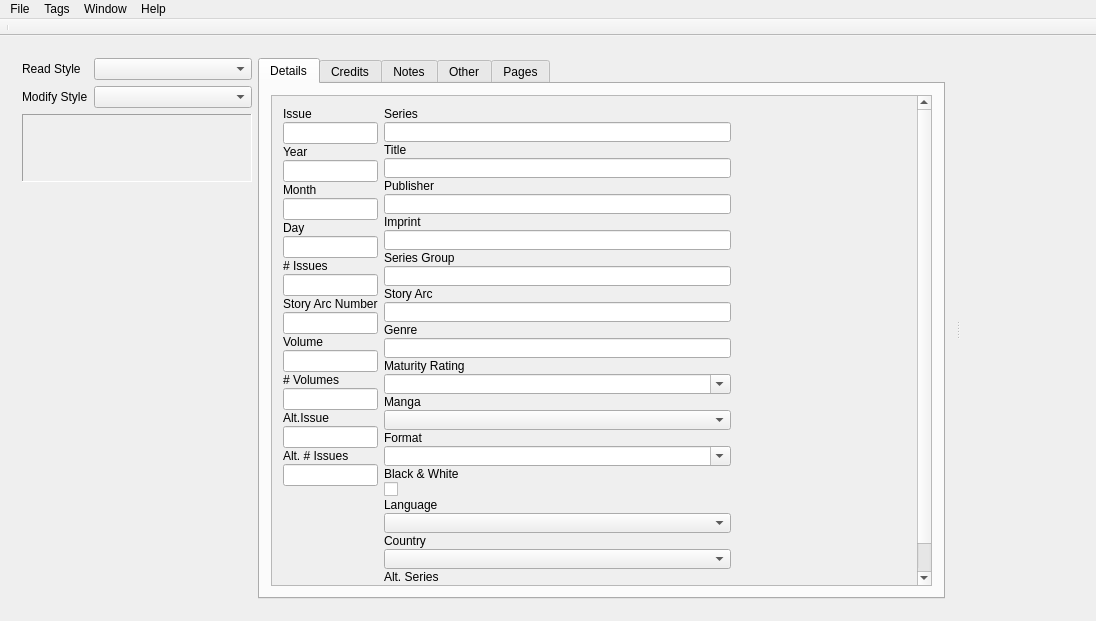
MichaelFitzurka/comictagger, file comictaggerlib/ui/taggerwindow.ui: the form before one commit.
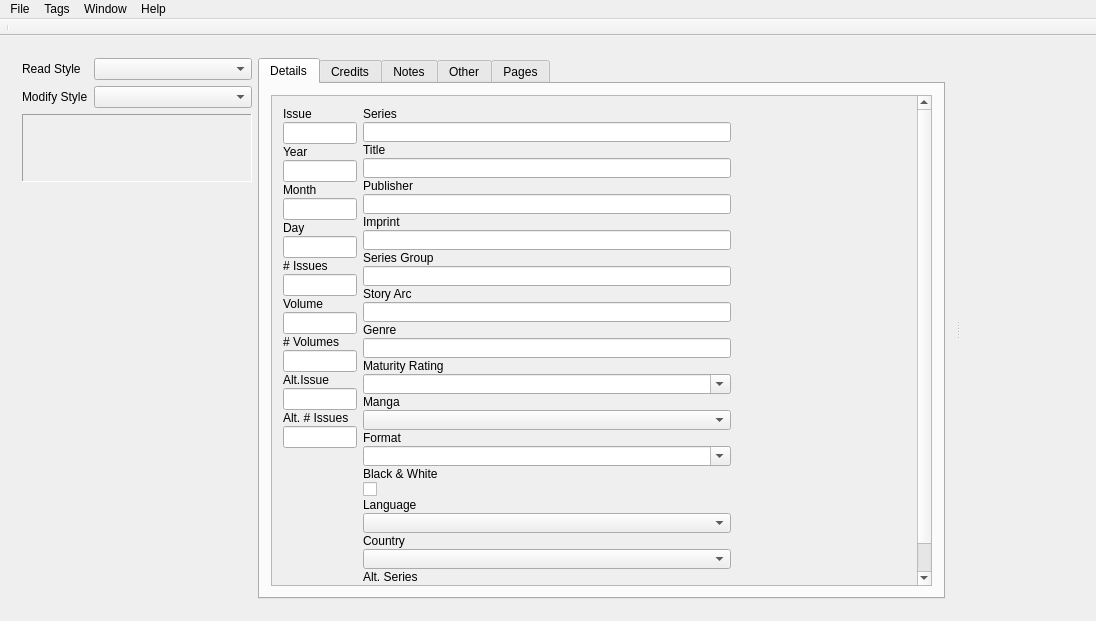
The form after the commit.

Commit message: removing story arc num

Diff of the .ui file:
```diff
--- a/comictaggerlib/ui/taggerwindow.ui
+++ b/comictaggerlib/ui/taggerwindow.ui
@@ -457,41 +457,27 @@
                        </widget>
                       </item>
                       <item row="5" column="0">
-                       <widget class="QLabel" name="label_5">
-                        <property name="text">
-                         <string>Story Arc Number</string>
-                        </property>
-                       </widget>
-                      </item>
-                      <item row="5" column="1">
-                       <widget class="QLineEdit" name="leStoryArcNum">
-                        <property name="acceptDrops">
-                          <bool>false</bool>
-                        </property>
-                       </widget>
-                      </item>
-                      <item row="6" column="0">
                        <widget class="QLabel" name="label_9">
                         <property name="text">
                          <string>Volume</string>
                         </property>
                        </widget>
                       </item>
-                      <item row="6" column="1">
+                      <item row="5" column="1">
                        <widget class="QLineEdit" name="leVolumeNum">
                         <property name="acceptDrops">
                          <bool>false</bool>
                         </property>
                        </widget>
                       </item>
-                      <item row="7" column="0">
+                      <item row="6" column="0">
                        <widget class="QLabel" name="label_12">
                         <property name="text">
                          <string># Volumes</string>
                         </property>
                        </widget>
                       </item>
-                      <item row="7" column="1">
+                      <item row="6" column="1">
                        <widget class="QLineEdit" name="leVolumeCount">
                         <property name="acceptDrops">
                          <bool>false</bool>
@@ -501,14 +487,14 @@
                         </property>
                        </widget>
                       </item>
-                      <item row="8" column="0">
+                      <item row="7" column="0">
                        <widget class="QLabel" name="label_22">
                         <property name="text">
                          <string>Alt.Issue</string>
                         </property>
                        </widget>
                       </item>
-                      <item row="8" column="1">
+                      <item row="7" column="1">
                        <widget class="QLineEdit" name="leAltIssueNum">
                         <property name="sizePolicy">
                          <sizepolicy hsizetype="Preferred" vsizetype="Fixed">
@@ -521,14 +507,14 @@
                         </property>
                        </widget>
                       </item>
-                      <item row="9" column="0">
+                      <item row="8" column="0">
                        <widget class="QLabel" name="label_23">
                         <property name="text">
                          <string>Alt. # Issues</string>
                         </property>
                        </widget>
                       </item>
-                      <item row="9" column="1">
+                      <item row="8" column="1">
                        <widget class="QLineEdit" name="leAltIssueCount">
                         <property name="acceptDrops">
                          <bool>false</bool>
```
